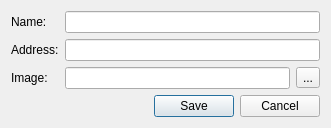
The window that IOTV/src/IOTV_Client/GUI/gui_edit_server.ui (verbkinm/IOT) describes before a commit, drawn with Qt 5.
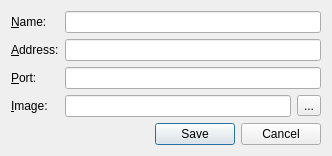
The same window after the commit. Icons and pictures are not drawn.

```diff
--- a/IOTV/src/IOTV_Client/GUI/gui_edit_server.ui
+++ b/IOTV/src/IOTV_Client/GUI/gui_edit_server.ui
@@ -6,8 +6,8 @@
    <rect>
     <x>0</x>
     <y>0</y>
-    <width>331</width>
-    <height>121</height>
+    <width>332</width>
+    <height>147</height>
    </rect>
   </property>
   <property name="windowTitle">
@@ -24,7 +24,10 @@
    <item row="0" column="0">
     <widget class="QLabel" name="label">
      <property name="text">
-      <string>Name:</string>
+      <string>&amp;Name:</string>
+     </property>
+     <property name="buddy">
+      <cstring>name</cstring>
      </property>
     </widget>
    </item>
@@ -34,21 +37,27 @@
    <item row="1" column="0">
     <widget class="QLabel" name="label_2">
      <property name="text">
-      <string>Address:</string>
+      <string>&amp;Address:</string>
+     </property>
+     <property name="buddy">
+      <cstring>address</cstring>
      </property>
     </widget>
    </item>
    <item row="1" column="1">
     <widget class="QLineEdit" name="address"/>
    </item>
-   <item row="2" column="0">
+   <item row="3" column="0">
     <widget class="QLabel" name="label_3">
      <property name="text">
-      <string>Image:</string>
+      <string>&amp;Image:</string>
+     </property>
+     <property name="buddy">
+      <cstring>imagePath</cstring>
      </property>
     </widget>
    </item>
-   <item row="3" column="0" colspan="2">
+   <item row="4" column="0" colspan="2">
     <widget class="QDialogButtonBox" name="buttonBox">
      <property name="orientation">
       <enum>Qt::Horizontal</enum>
@@ -58,7 +67,7 @@
      </property>
     </widget>
    </item>
-   <item row="2" column="1">
+   <item row="3" column="1">
     <layout class="QHBoxLayout" name="horizontalLayout">
      <item>
       <widget class="QLineEdit" name="imagePath"/>
@@ -72,6 +81,19 @@
      </item>
     </layout>
    </item>
+   <item row="2" column="1">
+    <widget class="QLineEdit" name="port"/>
+   </item>
+   <item row="2" column="0">
+    <widget class="QLabel" name="label_4">
+     <property name="text">
+      <string>&amp;Port:</string>
+     </property>
+     <property name="buddy">
+      <cstring>port</cstring>
+     </property>
+    </widget>
+   </item>
   </layout>
  </widget>
  <tabstops>
```
Left out of the diff: 1 changed line with no effect on the pictures.
